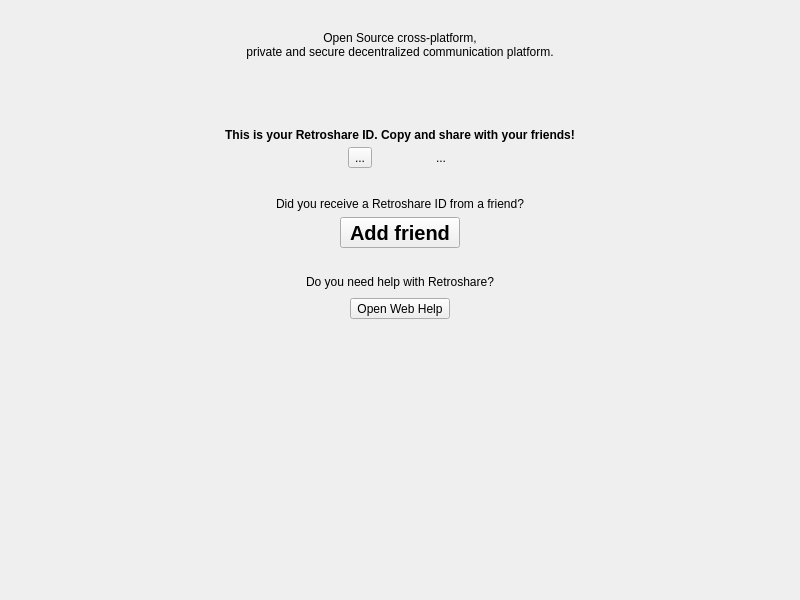
Qt form retroshare-gui/src/gui/HomePage.ui (RetroShare/RetroShare) before a commit.
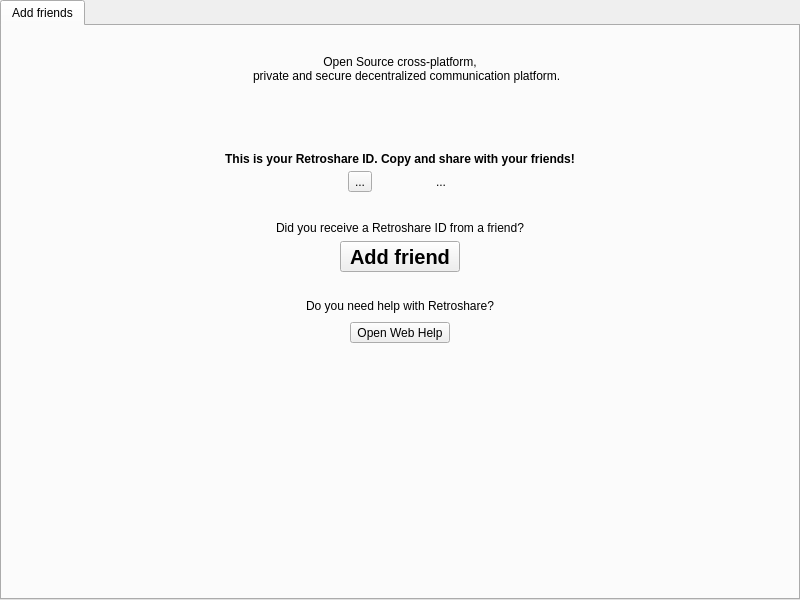
The same form after that commit. Icons and pictures are not drawn.

Commit message:
Home V2: show latest channel content on Home page
- Home page split into tabs: "What's new", "Discover channels", "Add friends"
- What's new: latest posts of subscribed channels as cards (thumbnail, title, channel, date, NEW badge)
- Discover channels: non-subscribed channels sorted by friends subscribed, with post count
- Search bar for posts / channels, zoom slider (saved per view)
- Click opens post/channel; context menu: copy link, mark read, subscribe
- Updates driven by rsEvents only (no timers), background loading, image cache

```diff
--- a/retroshare-gui/src/gui/HomePage.ui
+++ b/retroshare-gui/src/gui/HomePage.ui
@@ -13,6 +13,28 @@
   <property name="windowTitle">
    <string>Form</string>
   </property>
+  <layout class="QVBoxLayout" name="homeVLayout">
+   <property name="leftMargin">
+    <number>0</number>
+   </property>
+   <property name="topMargin">
+    <number>0</number>
+   </property>
+   <property name="rightMargin">
+    <number>0</number>
+   </property>
+   <property name="bottomMargin">
+    <number>0</number>
+   </property>
+   <item>
+    <widget class="QTabWidget" name="homeTabWidget">
+     <property name="currentIndex">
+      <number>0</number>
+     </property>
+     <widget class="QWidget" name="addFriendTab">
+      <attribute name="title">
+       <string>Add friends</string>
+      </attribute>
   <layout class="QGridLayout" name="gridLayout">
    <item row="3" column="1" colspan="3">
     <widget class="QFrame" name="retroshareIDframe">
@@ -233,7 +255,7 @@
     <widget class="QLabel" name="label_2">
      <property name="text">
       <string>Open Source cross-platform, 
-private and secure decentralized communication platform.
+    private and secure decentralized communication platform.
 </string>
      </property>
      <property name="alignment">
@@ -402,6 +424,10 @@
        </widget>
       </item>
      </layout>
+        </widget>
+       </item>
+      </layout>
+     </widget>
     </widget>
    </item>
   </layout>
```
Lines whose indentation alone changed are shown as unchanged. The commit also changes 6 other files.
